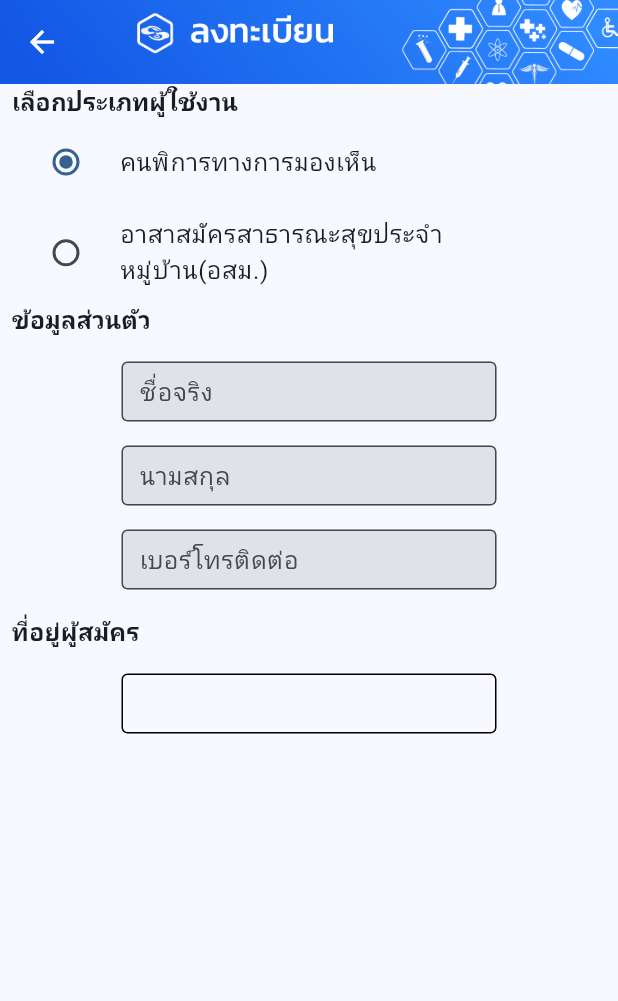
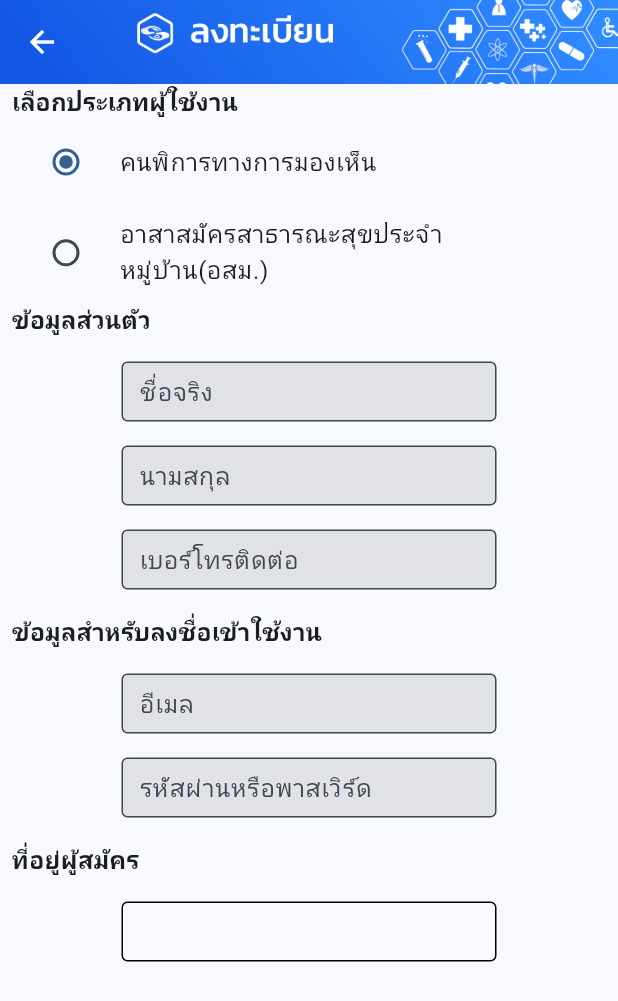
Before and after one commit to masterUNG/BlindHelpProJ15july, a Flutter app: the CreateNewAccount screen opened directly, on a phone screen of 412 x 824 dp. Shown: the top 1001 px of the screen. Run offline on Flutter 3.47's test engine with Material 2 defaults, Android fonts, the phone set to English and light mode, and no system bars; our stand-ins replace dio, get; network calls fail.

Commit message:
finish 25may

```diff
--- a/lib/states/create_new_account.dart
+++ b/lib/states/create_new_account.dart
@@ -27,6 +27,8 @@ class _CreateNewAccountState extends State<CreateNewAccount> {
   TextEditingController alleyWayController = TextEditingController();
   TextEditingController houseNumberController = TextEditingController();
   TextEditingController spcialController = TextEditingController();
+  TextEditingController emailController = TextEditingController();
+  TextEditingController passwordController = TextEditingController();
 
   @override
   void initState() {
@@ -55,6 +57,9 @@ class _CreateNewAccountState extends State<CreateNewAccount> {
             nameForm(),
             surnameForm(),
             phoneForm(),
+            const WidgetTitle(title: 'ข้อมูลสำหรับลงชื่อเข้าใช้งาน'),
+            emailForm(),
+            passwordForm(),
             const WidgetTitle(title: 'ที่อยู่ผู้สมัคร'),
             proviceDropdown(),
             amphurDropdown(),
@@ -77,7 +82,8 @@ class _CreateNewAccountState extends State<CreateNewAccount> {
                                   data: appController.typeUser.value ==
                                           AppConstant.typeUsers[0]
                                       ? 'โรงพยาบาลที่รักษาประจำ'
-                                      : 'พื้นที่ดูแล'),textEditingController: spcialController,
+                                      : 'พื้นที่ดูแล'),
+                              textEditingController: spcialController,
                             ),
                           ],
                         ),
@@ -133,39 +139,59 @@ class _CreateNewAccountState extends State<CreateNewAccount> {
                                     AppSnackBar(
                                             context: context,
                                             title: 'เบอร์ติดต่อ ?',
-                                            message: 'โปรดกรอกเบอร์ติดต่อ ด้วยคะ')
+                                            message:
+                                                'โปรดกรอกเบอร์ติดต่อ ด้วยคะ')
+                                        .errorSnackBar();
+                                  } else if (emailController.text.isEmpty) {
+                                    AppSnackBar(
+                                            context: context,
+                                            title: 'อีเมล ?',
+                                            message: 'โปรดกรอกอีเมล ด้วยคะ')
+                                        .errorSnackBar();
+                                  } else if (passwordController.text.isEmpty) {
+                                    AppSnackBar(
+                                            context: context,
+                                            title: 'Password ?',
+                                            message: 'โปรดกรอก Password ด้วยคะ')
                                         .errorSnackBar();
                                   } else if (alleyWayController.text.isEmpty) {
                                     AppSnackBar(
                                             context: context,
                                             title: 'หมู่บ้าน หรือ ซอย ?',
-                                            message: 'โปรดกรอกหมู่บ้าน หรือ ซอย ด้วยคะ')
+                                            message:
+                                                'โปรดกรอกหมู่บ้าน หรือ ซอย ด้วยคะ')
                                         .errorSnackBar();
-                                  } else if (houseNumberController.text.isEmpty) {
+                                  } else if (houseNumberController
+                                      .text.isEmpty) {
                                     AppSnackBar(
                                             context: context,
                                             title: 'บ้านเลขที่ ?',
-                                            message: 'โปรดกรอกบ้านเลขที่ ด้วยคะ')
+                                            message:
+                                                'โปรดกรอกบ้านเลขที่ ด้วยคะ')
                                         .errorSnackBar();
                                   } else if (spcialController.text.isEmpty) {
-                                    if (appController.typeUser.value == AppConstant.typeUsers[0]) {
+                                    if (appController.typeUser.value ==
+                                        AppConstant.typeUsers[0]) {
                                       AppSnackBar(
                                               context: context,
                                               title: 'โรงพยาบาลที่รักษาประจำ ?',
-                                            message: 'โปรดกรอก โรงพยาบาลที่รักษาประจำ ด้วยคะ')
+                                              message:
+                                                  'โปรดกรอก โรงพยาบาลที่รักษาประจำ ด้วยคะ')
                                           .errorSnackBar();
                                     } else {
                                       AppSnackBar(
                                               context: context,
                                               title: 'พื้นที่ดูแล ?',
-                                            message: 'โปรดกรอก พื้นที่ดูแล ด้วยคะ')
+                                              message:
+                                                  'โปรดกรอก พื้นที่ดูแล ด้วยคะ')
                                           .errorSnackBar();
                                     }
                                   } else if (!appController.accept.value) {
                                     AppSnackBar(
                                             context: context,
                                             title: 'ข้อกำหนด และ เงื่อนไข ?',
-                                            message: 'โปรดยืนยัน ข้อกำหนด และ เงื่อนไข ด้วยคะ')
+                                            message:
+                                                'โปรดยืนยัน ข้อกำหนด และ เงื่อนไข ด้วยคะ')
                                         .errorSnackBar();
                                   } else {}
                                 },
@@ -236,7 +262,8 @@ class _CreateNewAccountState extends State<CreateNewAccount> {
                 ),
                 WidgetForm(
                   labelWidget: const WidgetText(data: 'บ้านเลขที่'),
-                  textEditingController: houseNumberController,textInputType: TextInputType.number,
+                  textEditingController: houseNumberController,
+                  textInputType: TextInputType.number,
                 ),
               ],
             );
@@ -355,6 +382,31 @@ class _CreateNewAccountState extends State<CreateNewAccount> {
     );
   }
 
+  Row emailForm() {
+    return Row(
+      mainAxisAlignment: MainAxisAlignment.center,
+      children: [
+        WidgetForm(
+          labelWidget: const WidgetText(data: 'อีเมล'),
+          textEditingController: emailController,
+        ),
+      ],
+    );
+  }
+
+  Row passwordForm() {
+    return Row(
+      mainAxisAlignment: MainAxisAlignment.center,
+      children: [
+        WidgetForm(
+          labelWidget: const WidgetText(data: 'รหัสผ่านหรือพาสเวิร์ด'),
+          marginBottom: 16,
+          textEditingController: passwordController,
+        ),
+      ],
+    );
+  }
+
   Obx typeUserRadio() {
     return Obx(() => Column(
           children: [
--- a/pubspec.yaml
+++ b/pubspec.yaml
@@ -39,6 +39,11 @@ dependencies:
   image_picker: ^0.8.7+5
   cached_network_image: ^3.2.3
   dio: ^5.1.2
+  firebase_core: ^2.13.0
+  firebase_auth: ^4.6.1
+  cloud_firestore: ^4.7.1
+  firebase_storage: ^11.2.1
+  firebase_messaging: ^14.6.1
 
 dev_dependencies:
   flutter_test:
```
Also changed, not shown: pubspec.lock, 6 other files. Lines whose indentation alone changed are shown as unchanged.
